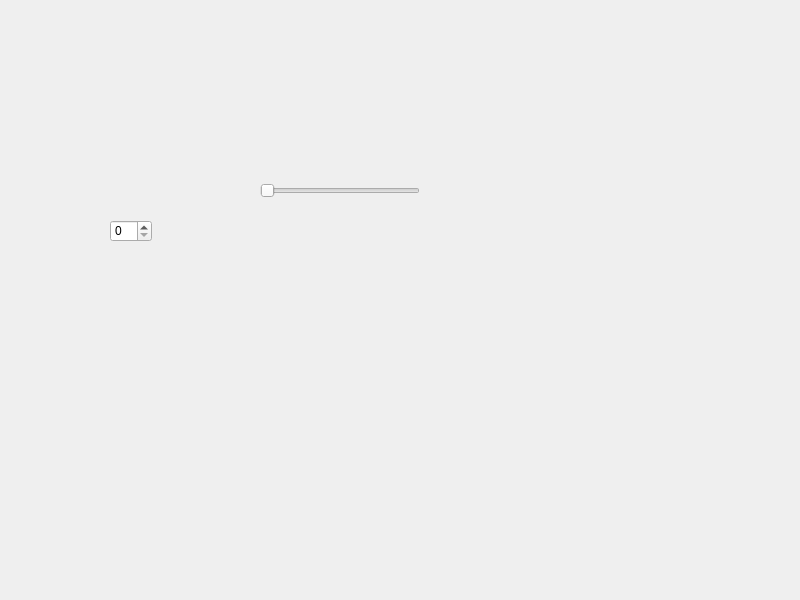
Old version of the form widget.ui in the repository Weizhe422/spinbox.
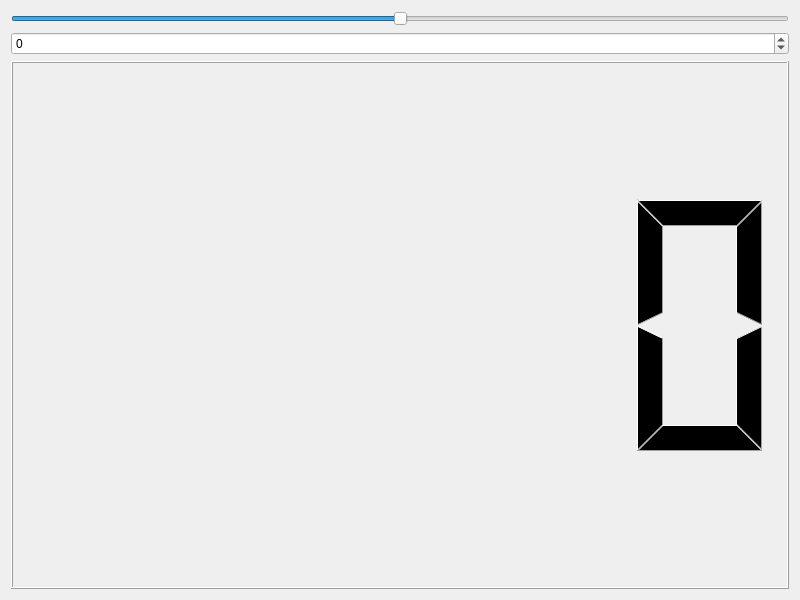
New version of the form.

```diff
--- a/widget.ui
+++ b/widget.ui
@@ -13,29 +13,38 @@
   <property name="windowTitle">
    <string>Widget</string>
   </property>
-  <widget class="QSpinBox" name="spinBox">
-   <property name="geometry">
-    <rect>
-     <x>110</x>
-     <y>220</y>
-     <width>42</width>
-     <height>22</height>
-    </rect>
-   </property>
-  </widget>
-  <widget class="QSlider" name="horizontalSlider">
-   <property name="geometry">
-    <rect>
-     <x>260</x>
-     <y>180</y>
-     <width>160</width>
-     <height>22</height>
-    </rect>
-   </property>
-   <property name="orientation">
-    <enum>Qt::Orientation::Horizontal</enum>
-   </property>
-  </widget>
+  <layout class="QVBoxLayout" name="verticalLayout_2">
+   <item>
+    <layout class="QVBoxLayout" name="verticalLayout">
+     <item>
+      <widget class="QSlider" name="horizontalSlider">
+       <property name="minimum">
+        <number>-100</number>
+       </property>
+       <property name="maximum">
+        <number>100</number>
+       </property>
+       <property name="orientation">
+        <enum>Qt::Orientation::Horizontal</enum>
+       </property>
+      </widget>
+     </item>
+     <item>
+      <widget class="QSpinBox" name="spinBox">
+       <property name="minimum">
+        <number>-100</number>
+       </property>
+       <property name="maximum">
+        <number>100</number>
+       </property>
+      </widget>
+     </item>
+     <item>
+      <widget class="QLCDNumber" name="lcdNumber"/>
+     </item>
+    </layout>
+   </item>
+  </layout>
  </widget>
  <resources/>
  <connections>
```
Left out of the diff: 46 changed lines with no effect on the pictures.
